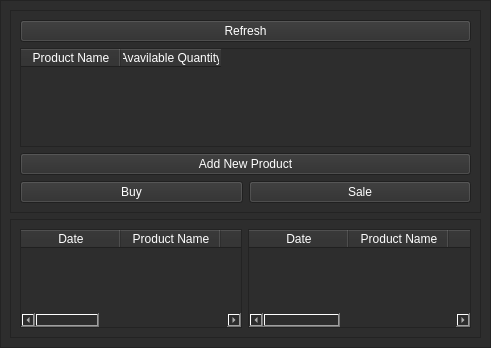
Above: ui/buySale.ui from 54b1d/SPAS before the change. Below: the same form after it.
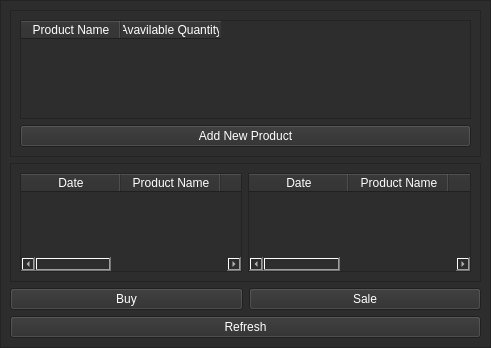
That is the form after the change.

Commit message:
spas_functions.py: Added Inventory Transactions listing in buy_sale_page
fetch_inventory_transactions added
removed old functions

buySale.ui:
Updated tableWidget as needed for fetch_inventory_transactions

```diff
--- a/ui/buySale.ui
+++ b/ui/buySale.ui
@@ -49,13 +49,6 @@
          <enum>QFrame::Raised</enum>
         </property>
            <layout class="QVBoxLayout" name="verticalLayout_3">
-               <item>
-                   <widget class="QPushButton" name="pb_refresh_inventory">
-                       <property name="text">
-                           <string>Refresh</string>
-                       </property>
-                   </widget>
-               </item>
                <item>
                    <widget class="QTableWidget" name="table_inventory">
                        <column>
@@ -77,24 +70,6 @@
                        </property>
                    </widget>
                </item>
-               <item>
-                   <layout class="QHBoxLayout" name="horizontalLayout">
-                       <item>
-                           <widget class="QPushButton" name="pb_buy">
-                               <property name="text">
-                                   <string>Buy</string>
-                               </property>
-                           </widget>
-                       </item>
-           <item>
-            <widget class="QPushButton" name="pb_sale">
-             <property name="text">
-              <string>Sale</string>
-             </property>
-            </widget>
-           </item>
-          </layout>
-         </item>
         </layout>
        </widget>
       </item>
@@ -109,6 +84,9 @@
         <layout class="QHBoxLayout" name="horizontalLayout_2">
             <item>
                 <widget class="QTableWidget" name="table_inventory_buy">
+           <property name="enabled">
+            <bool>true</bool>
+           </property>
                     <column>
                         <property name="text">
                             <string>Date</string>
@@ -129,11 +107,6 @@
                             <string>Quantity</string>
                         </property>
                     </column>
-                    <column>
-                        <property name="text">
-                            <string>Rate</string>
-                        </property>
-                    </column>
                     <column>
                         <property name="text">
                             <string>Amount</string>
@@ -153,16 +126,16 @@
                             <string>Product Name</string>
                         </property>
                     </column>
+           <column>
+            <property name="text">
+             <string>Buyer</string>
+            </property>
+           </column>
                     <column>
                         <property name="text">
                             <string>Quantity</string>
                         </property>
                     </column>
-                    <column>
-                        <property name="text">
-                            <string>Rate</string>
-                        </property>
-                    </column>
                     <column>
                         <property name="text">
                             <string>Amount</string>
@@ -173,6 +146,31 @@
         </layout>
        </widget>
       </item>
+      <item>
+       <layout class="QHBoxLayout" name="horizontalLayout">
+        <item>
+         <widget class="QPushButton" name="pb_buy">
+          <property name="text">
+           <string>Buy</string>
+          </property>
+         </widget>
+        </item>
+        <item>
+         <widget class="QPushButton" name="pb_sale">
+          <property name="text">
+           <string>Sale</string>
+          </property>
+         </widget>
+        </item>
+       </layout>
+      </item>
+      <item>
+       <widget class="QPushButton" name="pb_refresh_inventory">
+        <property name="text">
+         <string>Refresh</string>
+        </property>
+       </widget>
+      </item>
      </layout>
     </widget>
    </item>
```
Lines whose indentation alone changed are shown as unchanged. The commit also changes 1 other file.
